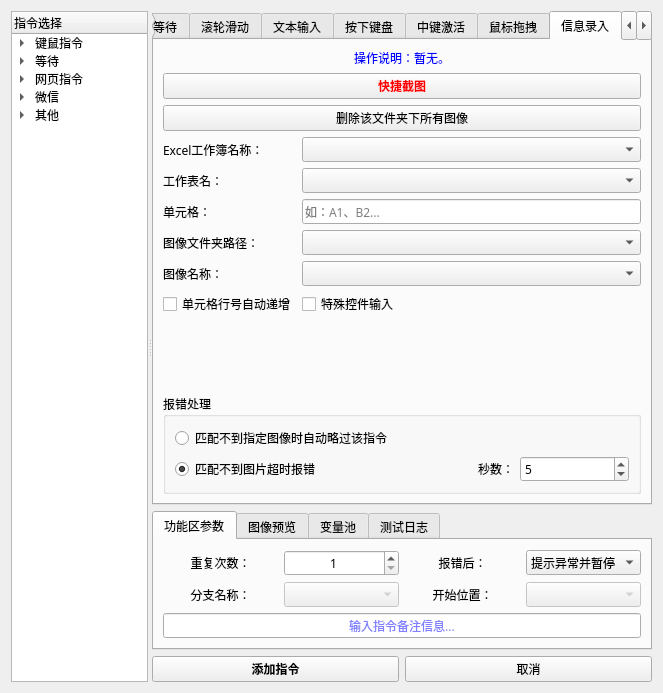
FsterThanLight/automatic_clicker_2, file 窗体/navigation.ui: the form before one commit.
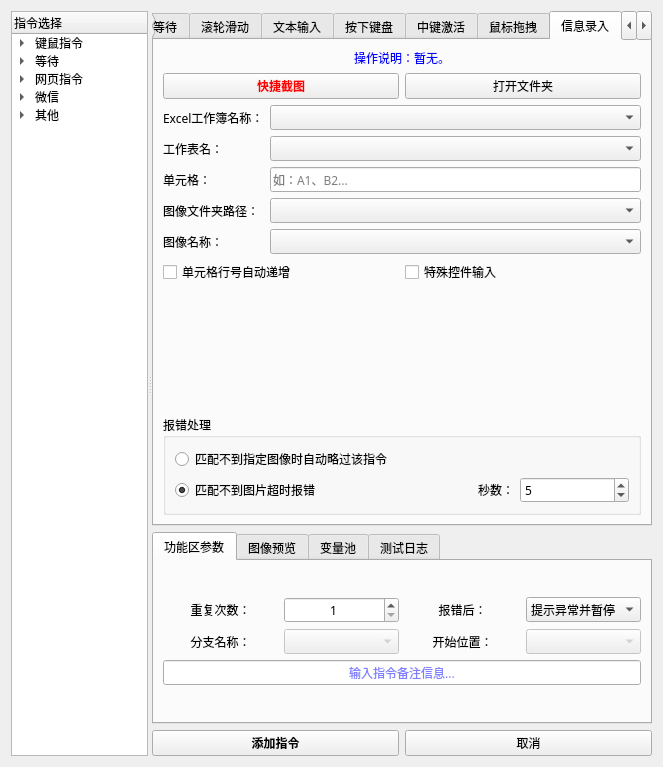
The form after the commit. The open tabs and pages were chosen to show the change. Icons and pictures are not drawn.

Commit message: 2024年02月17日 19:00:46 截图模块修复

Patch:
```diff
--- a/窗体/navigation.ui
+++ b/窗体/navigation.ui
@@ -7,7 +7,7 @@
     <x>0</x>
     <y>0</y>
     <width>663</width>
-    <height>693</height>
+    <height>767</height>
    </rect>
   </property>
   <property name="font">
@@ -3344,16 +3344,92 @@
              </property>
             </widget>
            </item>
+           <item>
+            <layout class="QHBoxLayout" name="horizontalLayout_2">
+             <item>
+              <widget class="QPushButton" name="pushButton_5">
+               <property name="palette">
+                <palette>
+                 <active>
+                  <colorrole role="ButtonText">
+                   <brush brushstyle="SolidPattern">
+                    <color alpha="255">
+                     <red>255</red>
+                     <green>0</green>
+                     <blue>0</blue>
+                    </color>
+                   </brush>
+                  </colorrole>
+                 </active>
+                 <inactive>
+                  <colorrole role="ButtonText">
+                   <brush brushstyle="SolidPattern">
+                    <color alpha="255">
+                     <red>255</red>
+                     <green>0</green>
+                     <blue>0</blue>
+                    </color>
+                   </brush>
+                  </colorrole>
+                 </inactive>
+                 <disabled>
+                  <colorrole role="ButtonText">
+                   <brush brushstyle="SolidPattern">
+                    <color alpha="255">
+                     <red>120</red>
+                     <green>120</green>
+                     <blue>120</blue>
+                    </color>
+                   </brush>
+                  </colorrole>
+                 </disabled>
+                </palette>
+               </property>
+               <property name="font">
+                <font>
+                 <family>微软雅黑</family>
+                 <weight>75</weight>
+                 <bold>true</bold>
+                </font>
+               </property>
+               <property name="text">
+                <string>快捷截图</string>
+               </property>
+              </widget>
+             </item>
+             <item>
+              <widget class="QPushButton" name="pushButton_8">
+               <property name="text">
+                <string>打开文件夹</string>
+               </property>
+              </widget>
+             </item>
+            </layout>
+           </item>
            <item>
             <layout class="QGridLayout" name="gridLayout_7">
-             <item row="8" column="0">
-              <widget class="QCheckBox" name="checkBox_3">
+             <item row="6" column="0">
+              <widget class="QLabel" name="label_41">
                <property name="text">
-                <string>单元格行号自动递增</string>
+                <string>图像名称：</string>
                </property>
               </widget>
              </item>
-             <item row="3" column="0">
+             <item row="5" column="1">
+              <widget class="QComboBox" name="comboBox_14">
+               <property name="sizeAdjustPolicy">
+                <enum>QComboBox::AdjustToContents</enum>
+               </property>
+              </widget>
+             </item>
+             <item row="4" column="1">
+              <widget class="QLineEdit" name="lineEdit_4">
+               <property name="placeholderText">
+                <string>如：A1、B2...</string>
+               </property>
+              </widget>
+             </item>
+             <item row="2" column="0">
               <widget class="QLabel" name="label_37">
                <property name="text">
                 <string>Excel工作簿名称：</string>
@@ -3361,122 +3437,54 @@
               </widget>
              </item>
              <item row="5" column="0">
+              <widget class="QLabel" name="label_40">
+               <property name="text">
+                <string>图像文件夹路径：</string>
+               </property>
+              </widget>
+             </item>
+             <item row="6" column="1">
+              <widget class="QComboBox" name="comboBox_15"/>
+             </item>
+             <item row="2" column="1">
+              <widget class="QComboBox" name="comboBox_12">
+               <property name="sizeAdjustPolicy">
+                <enum>QComboBox::AdjustToContents</enum>
+               </property>
+              </widget>
+             </item>
+             <item row="4" column="0">
               <widget class="QLabel" name="label_39">
                <property name="text">
                 <string>单元格：</string>
                </property>
               </widget>
              </item>
-             <item row="8" column="1">
-              <widget class="QCheckBox" name="checkBox_4">
-               <property name="text">
-                <string>特殊控件输入</string>
-               </property>
-              </widget>
-             </item>
-             <item row="4" column="0">
+             <item row="3" column="0">
               <widget class="QLabel" name="label_38">
                <property name="text">
                 <string>工作表名：</string>
                </property>
               </widget>
              </item>
-             <item row="7" column="0">
-              <widget class="QLabel" name="label_41">
-               <property name="text">
-                <string>图像名称：</string>
-               </property>
-              </widget>
-             </item>
              <item row="3" column="1">
-              <widget class="QComboBox" name="comboBox_12">
-               <property name="sizeAdjustPolicy">
-                <enum>QComboBox::AdjustToContents</enum>
-               </property>
-              </widget>
-             </item>
-             <item row="6" column="0">
-              <widget class="QLabel" name="label_40">
-               <property name="text">
-                <string>图像文件夹路径：</string>
-               </property>
-              </widget>
-             </item>
-             <item row="6" column="1">
-              <widget class="QComboBox" name="comboBox_14">
-               <property name="sizeAdjustPolicy">
-                <enum>QComboBox::AdjustToContents</enum>
-               </property>
-              </widget>
-             </item>
-             <item row="5" column="1">
-              <widget class="QLineEdit" name="lineEdit_4">
-               <property name="placeholderText">
-                <string>如：A1、B2...</string>
-               </property>
-              </widget>
-             </item>
-             <item row="4" column="1">
               <widget class="QComboBox" name="comboBox_13"/>
              </item>
-             <item row="7" column="1">
-              <widget class="QComboBox" name="comboBox_15"/>
-             </item>
-             <item row="1" column="0" colspan="2">
-              <widget class="QPushButton" name="pushButton_5">
-               <property name="palette">
-                <palette>
-                 <active>
-                  <colorrole role="ButtonText">
-                   <brush brushstyle="SolidPattern">
-                    <color alpha="255">
-                     <red>255</red>
-                     <green>0</green>
-                     <blue>0</blue>
-                    </color>
-                   </brush>
-                  </colorrole>
-                 </active>
-                 <inactive>
-                  <colorrole role="ButtonText">
-                   <brush brushstyle="SolidPattern">
-                    <color alpha="255">
-                     <red>255</red>
-                     <green>0</green>
-                     <blue>0</blue>
-                    </color>
-                   </brush>
-                  </colorrole>
-                 </inactive>
-                 <disabled>
-                  <colorrole role="ButtonText">
-                   <brush brushstyle="SolidPattern">
-                    <color alpha="255">
-                     <red>120</red>
-                     <green>120</green>
-                     <blue>120</blue>
-                    </color>
-                   </brush>
-                  </colorrole>
-                 </disabled>
-                </palette>
-               </property>
-               <property name="font">
-                <font>
-                 <family>微软雅黑</family>
-                 <weight>75</weight>
-                 <bold>true</bold>
-                </font>
-               </property>
+            </layout>
+           </item>
+           <item>
+            <layout class="QHBoxLayout" name="horizontalLayout">
+             <item>
+              <widget class="QCheckBox" name="checkBox_3">
                <property name="text">
-                <string>快捷截图</string>
+                <string>单元格行号自动递增</string>
                </property>
               </widget>
              </item>
-             <item row="2" column="0" colspan="2">
-              <widget class="QPushButton" name="pushButton_8">
+             <item>
+              <widget class="QCheckBox" name="checkBox_4">
                <property name="text">
-                <string>删除该文件夹下所有图像</string>
+                <string>特殊控件输入</string>
                </property>
               </widget>
              </item>
```
Left out of the diff: 434 changed lines with no effect on the pictures. The commit also changes 10 other files.
